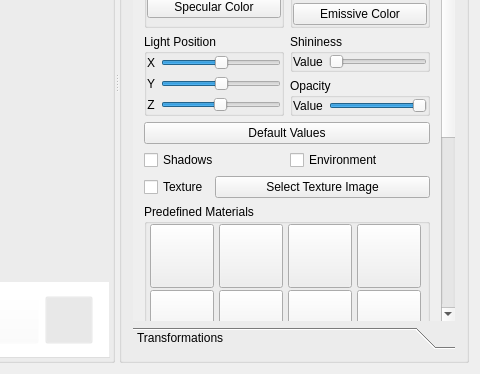
Qt form ModelViewer.ui (sharjith/ModelViewer-Qt) before a commit; both pictures show x 843 to 1323 and y 210 to 584 of the 1323 by 584 pixel window.
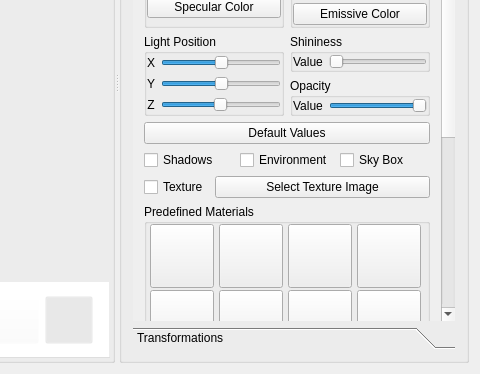
The same form after that commit. The open tabs and pages were chosen to show the change. Icons and pictures are not drawn. Custom widgets are drawn as their Qt base class.

Patch:
```diff
--- a/ModelViewer.ui
+++ b/ModelViewer.ui
@@ -1570,6 +1570,13 @@
                     </property>
                    </widget>
                   </item>
+                  <item>
+                   <widget class="QCheckBox" name="checkBoxSkyBox">
+                    <property name="text">
+                     <string>Sky Box</string>
+                    </property>
+                   </widget>
+                  </item>
                  </layout>
                 </item>
                 <item>
```
